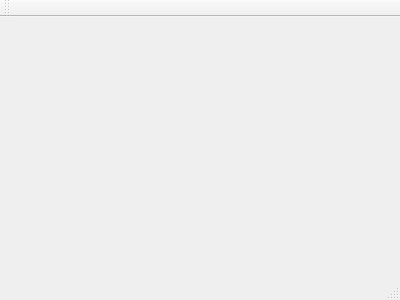
First picture: the form in mainwindow.ui, repository Gaurav-ISM/ChessGame, before the edit.
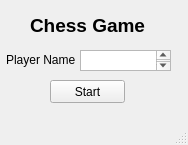
Second picture: the form after the edit.

Commit message:
Modify main window and add classes
Modified main window and added empty classes

What changed in the file:
```diff
--- a/mainwindow.ui
+++ b/mainwindow.ui
@@ -1,24 +1,81 @@
 <ui version="4.0">
  <class>MainWindow</class>
- <widget class="QMainWindow" name="MainWindow" >
-  <property name="geometry" >
+ <widget class="QMainWindow" name="MainWindow">
+  <property name="geometry">
    <rect>
     <x>0</x>
     <y>0</y>
-    <width>400</width>
-    <height>300</height>
+    <width>188</width>
+    <height>145</height>
    </rect>
   </property>
   <property name="windowTitle" >
    <string>MainWindow</string>
   </property>
-  <widget class="QMenuBar" name="menuBar" />
-  <widget class="QToolBar" name="mainToolBar" />
-  <widget class="QWidget" name="centralWidget" />
-  <widget class="QStatusBar" name="statusBar" />
+  <widget class="QWidget" name="centralWidget">
+   <widget class="QLabel" name="chessGameLabel">
+    <property name="geometry">
+     <rect>
+      <x>30</x>
+      <y>10</y>
+      <width>121</width>
+      <height>31</height>
+     </rect>
+    </property>
+    <property name="text">
+     <string>&lt;html&gt;&lt;head/&gt;&lt;body&gt;&lt;p&gt;&lt;span style=&quot; font-size:14pt; font-weight:600;&quot;&gt;Chess Game&lt;/span&gt;&lt;/p&gt;&lt;/body&gt;&lt;/html&gt;</string>
+    </property>
+   </widget>
+   <widget class="QPushButton" name="startButton">
+    <property name="geometry">
+     <rect>
+      <x>50</x>
+      <y>80</y>
+      <width>75</width>
+      <height>23</height>
+     </rect>
+    </property>
+    <property name="text">
+     <string>Start</string>
+    </property>
+   </widget>
+   <widget class="QTextEdit" name="playerNameText">
+    <property name="geometry">
+     <rect>
+      <x>80</x>
+      <y>50</y>
+      <width>91</width>
+      <height>21</height>
+     </rect>
+    </property>
+   </widget>
+   <widget class="QLabel" name="playerNameLabel">
+    <property name="geometry">
+     <rect>
+      <x>6</x>
+      <y>50</y>
+      <width>71</width>
+      <height>20</height>
+     </rect>
+    </property>
+    <property name="text">
+     <string>Player Name :</string>
+    </property>
+   </widget>
+  </widget>
+  <widget class="QMenuBar" name="menuBar">
+   <property name="geometry">
+    <rect>
+     <x>0</x>
+     <y>0</y>
+     <width>188</width>
+     <height>21</height>
+    </rect>
+   </property>
+  </widget>
+  <widget class="QStatusBar" name="statusBar"/>
  </widget>
- <layoutDefault spacing="6" margin="11" />
- <pixmapfunction></pixmapfunction>
+ <layoutdefault spacing="6" margin="11"/>
  <resources/>
  <connections/>
 </ui>
```
Left out of the diff: 3 changed lines with no effect on the pictures. The commit also changes 10 other files.
